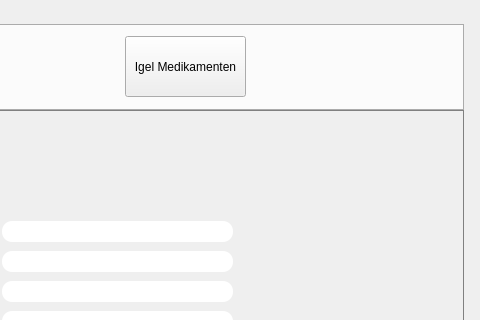
n1kozor/HedgehogGalaxy, file libary/hgalaxy.ui: the form before one commit; both pictures show x 647 to 1127 and y 0 to 320 of the 1333 by 810 pixel window.
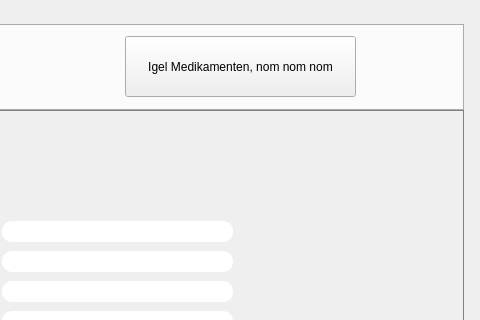
The form after the commit. The open tabs and pages were chosen to show the change. Icons and pictures are not drawn.

Commit message: This is my first commit

The edit to the form file:
```diff
--- a/libary/hgalaxy.ui
+++ b/libary/hgalaxy.ui
@@ -132,12 +132,12 @@
        <rect>
         <x>490</x>
         <y>10</y>
-        <width>121</width>
+        <width>231</width>
         <height>61</height>
        </rect>
       </property>
       <property name="text">
-       <string>Igel Medikamenten</string>
+       <string>Igel Medikamenten, nom nom nom</string>
       </property>
      </widget>
      <widget class="QLabel" name="label_26">
```
Left out of the diff: 2 changed lines with no effect on the pictures.
